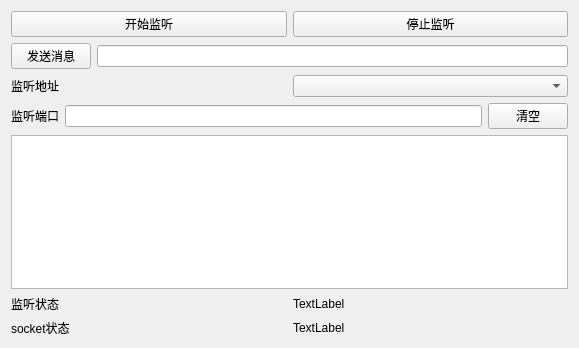
This is com/net/netcom.ui in muyulong/pi_gateway as Qt 5 draws it before an edit. The edited form follows.
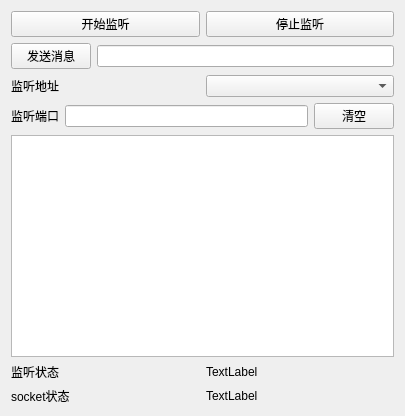
This is the edited form.

Diff of the .ui file:
```diff
--- a/com/net/netcom.ui
+++ b/com/net/netcom.ui
@@ -6,8 +6,8 @@
    <rect>
     <x>0</x>
     <y>0</y>
-    <width>579</width>
-    <height>348</height>
+    <width>405</width>
+    <height>416</height>
    </rect>
   </property>
   <property name="windowTitle">
```
Left out of the diff: 2 changed lines with no effect on the pictures.
